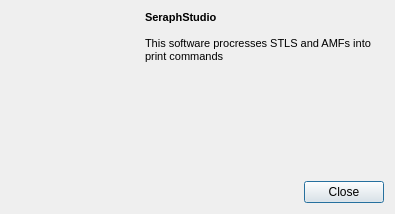
Above: software/projects/apps/FabStudio/aboutdialog.ui from SeraphRobotics/SeraphStudio before the change. Below: the same form after it.
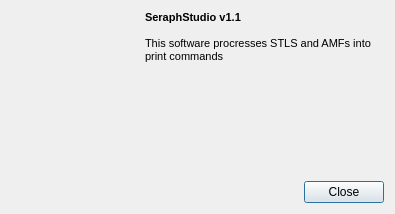
That is the form after the change. Icons and pictures are not drawn.

```diff
--- a/software/projects/apps/FabStudio/aboutdialog.ui
+++ b/software/projects/apps/FabStudio/aboutdialog.ui
@@ -86,10 +86,10 @@
         <string>&lt;!DOCTYPE HTML PUBLIC &quot;-//W3C//DTD HTML 4.0//EN&quot; &quot;http://www.w3.org/TR/REC-html40/strict.dtd&quot;&gt;
 &lt;html&gt;&lt;head&gt;&lt;meta name=&quot;qrichtext&quot; content=&quot;1&quot; /&gt;&lt;style type=&quot;text/css&quot;&gt;
 p, li { white-space: pre-wrap; }
-&lt;/style&gt;&lt;/head&gt;&lt;body style=&quot; font-family:'MS Shell Dlg 2'; font-size:8.25pt; font-weight:400; font-style:normal;&quot;&gt;
-&lt;p style=&quot; margin-top:0px; margin-bottom:0px; margin-left:0px; margin-right:0px; -qt-block-indent:0; text-indent:0px;&quot;&gt;&lt;span style=&quot; font-size:8pt; font-weight:600;&quot;&gt;SeraphStudio&lt;/span&gt;&lt;/p&gt;
-&lt;p style=&quot;-qt-paragraph-type:empty; margin-top:0px; margin-bottom:0px; margin-left:0px; margin-right:0px; -qt-block-indent:0; text-indent:0px; font-size:8pt; font-weight:600;&quot;&gt;&lt;/p&gt;
-&lt;p style=&quot; margin-top:0px; margin-bottom:0px; margin-left:0px; margin-right:0px; -qt-block-indent:0; text-indent:0px;&quot;&gt;&lt;span style=&quot; font-size:8pt;&quot;&gt;This software procresses STLS and AMFs into print commands&lt;/span&gt;&lt;/p&gt;&lt;/body&gt;&lt;/html&gt;</string>
+&lt;/style&gt;&lt;/head&gt;&lt;body style=&quot; font-family:'MS Shell Dlg 2'; font-size:8pt; font-weight:400; font-style:normal;&quot;&gt;
+&lt;p style=&quot; margin-top:0px; margin-bottom:0px; margin-left:0px; margin-right:0px; -qt-block-indent:0; text-indent:0px;&quot;&gt;&lt;span style=&quot; font-weight:600;&quot;&gt;SeraphStudio v1.1&lt;/span&gt;&lt;/p&gt;
+&lt;p style=&quot;-qt-paragraph-type:empty; margin-top:0px; margin-bottom:0px; margin-left:0px; margin-right:0px; -qt-block-indent:0; text-indent:0px; font-weight:600;&quot;&gt;&lt;br /&gt;&lt;/p&gt;
+&lt;p style=&quot; margin-top:0px; margin-bottom:0px; margin-left:0px; margin-right:0px; -qt-block-indent:0; text-indent:0px;&quot;&gt;This software procresses STLS and AMFs into print commands&lt;/p&gt;&lt;/body&gt;&lt;/html&gt;</string>
        </property>
        <property name="alignment">
         <set>Qt::AlignLeading|Qt::AlignLeft|Qt::AlignTop</set>
```
